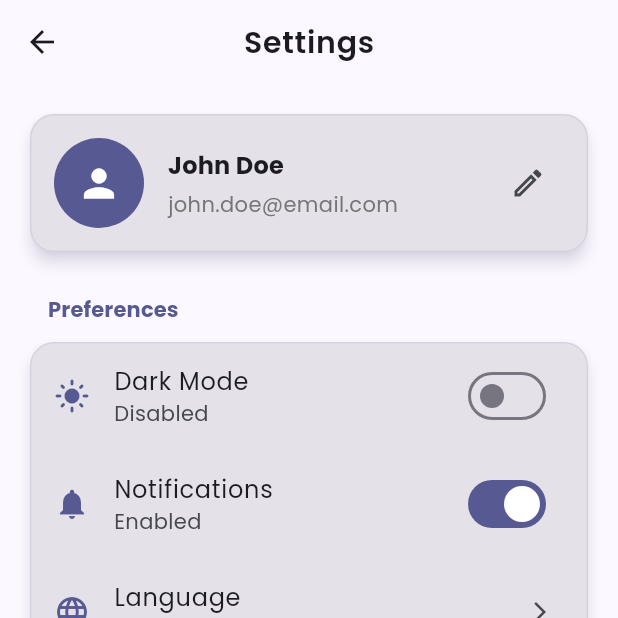
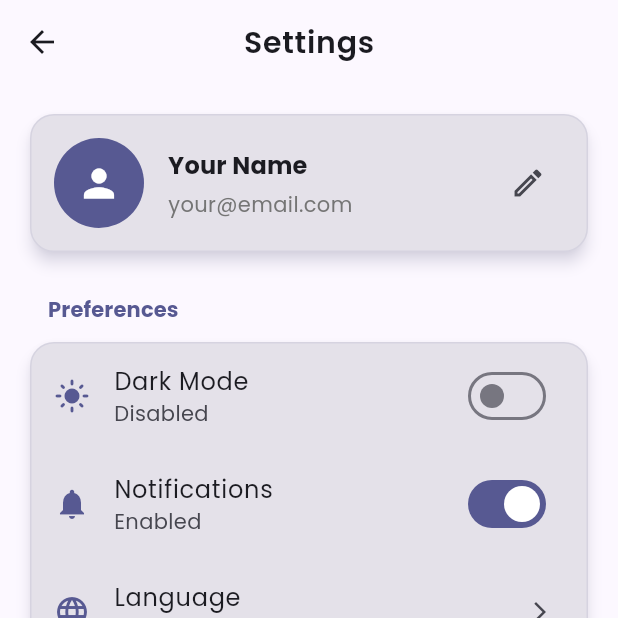
Before and after one commit to tuprasanth-ani/split, a Flutter app: the SettingsScreen screen opened directly, on a phone screen of 412 x 824 dp, the top half of it. Run offline on Flutter 3.47's test engine with Material 3 defaults, Android fonts, the phone set to English and light mode, and no system bars; our stand-ins replace cloud_firestore, firebase_auth, firebase_core, flutter_contacts, google_fonts, google_sign_in and 3 more; accounts and stored records are empty.

Commit message:
Display user's actual name and email in settings profile section
Co-authored-by: tu.prasanth1212 <tu.prasanth1212@gmail.com>

```diff
--- a/lib/screens/settings_screen.dart
+++ b/lib/screens/settings_screen.dart
@@ -165,6 +165,9 @@ class _SettingsScreenState extends State<SettingsScreen> {
   }
 
   Widget _buildProfileSection(BuildContext context) {
+    final authService = Provider.of<AuthService>(context);
+    final user = authService.currentUser;
+
     return Card(
       child: Padding(
         padding: const EdgeInsets.all(16),
@@ -185,14 +188,14 @@ class _SettingsScreenState extends State<SettingsScreen> {
                 crossAxisAlignment: CrossAxisAlignment.start,
                 children: [
                   Text(
-                    'John Doe', // This would come from user data
+                    user?.displayName.isNotEmpty == true ? user!.displayName : 'Your Name',
                     style: Theme.of(context).textTheme.titleMedium?.copyWith(
                       fontWeight: FontWeight.bold,
                     ),
                   ),
                   const SizedBox(height: 4),
                   Text(
-                    'john.doe@email.com', // This would come from user data
+                    user?.email.isNotEmpty == true ? user!.email : 'your@email.com',
                     style: Theme.of(context).textTheme.bodyMedium?.copyWith(
                       color: Colors.grey.shade600,
                     ),
```
